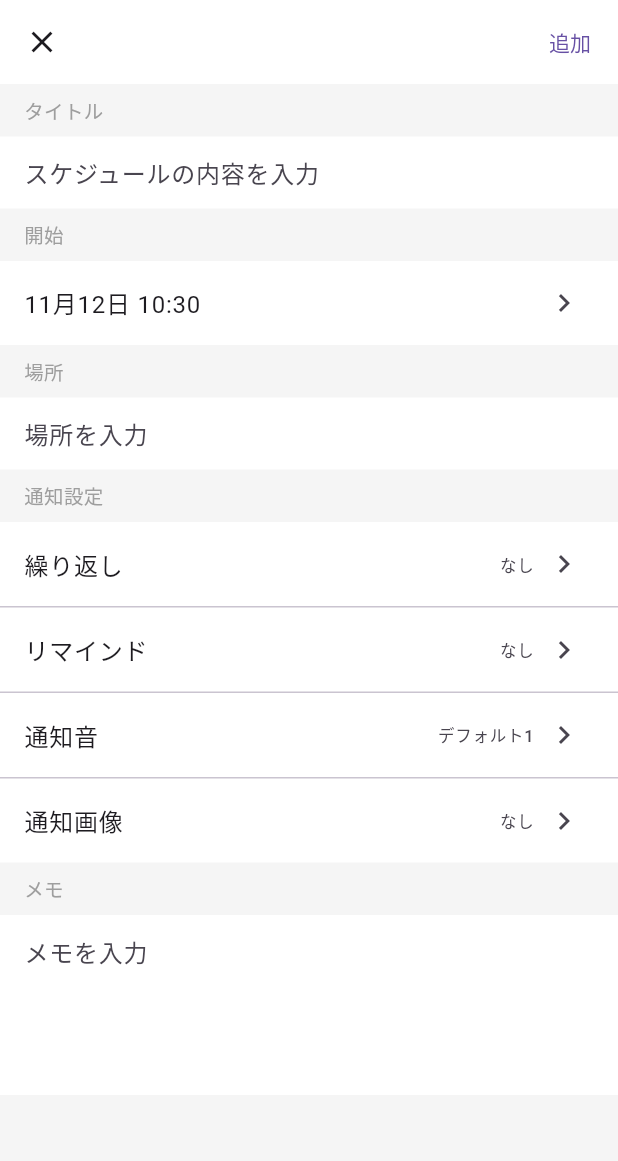
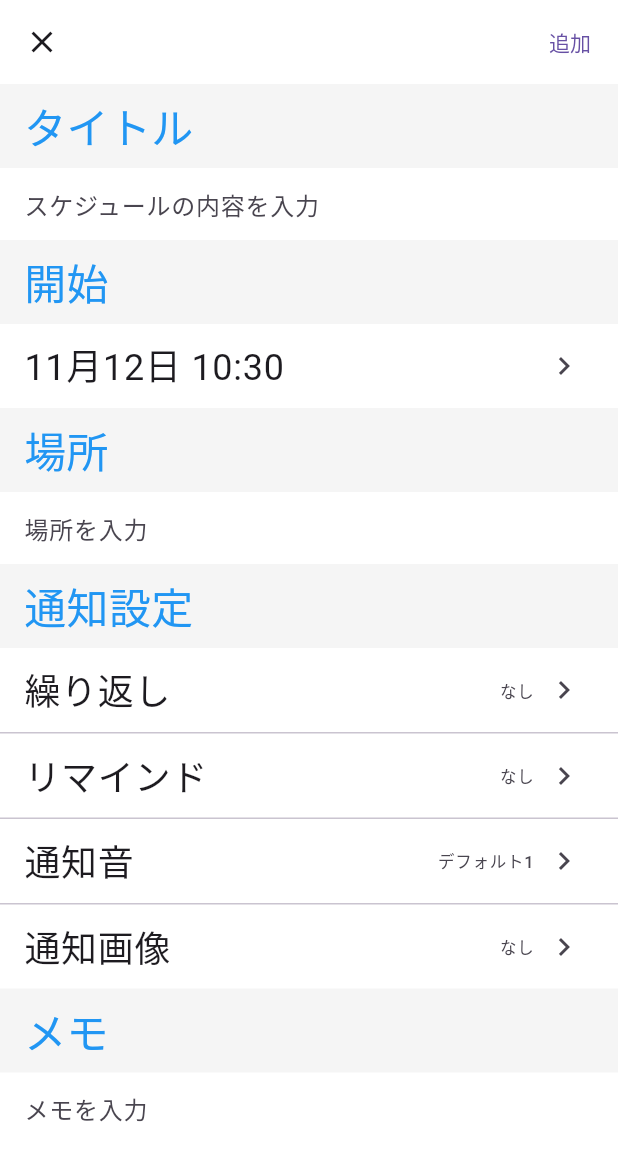
Before and after one commit to kfbasket0609/alarm_project, a Flutter app: the AddAlarm screen opened directly, after a tap on "追加", on a phone screen of 412 x 824 dp. Shown: the top 1161 px of the screen. Run offline on Flutter 3.47's test engine with Material 3 defaults, Android fonts, the phone set to English and light mode, and no system bars; our stand-ins replace another_flushbar, flutter_local_notifications, shared_preferences, timezone; accounts and stored records are empty.

Commit message:
font変更

```diff
--- a/lib/Model/Model.dart
+++ b/lib/Model/Model.dart
@@ -12,6 +12,13 @@ class Model {
   int ? id;
   int ? milliseconds;
 
+  String? title;
+  String? location;
+  String? memo;
+  String? notificationSound;
+  String? notificationImage;
+  List<String>? repeatDays;
+
   // コンストラクタの定義
   // required -> null 不可
   Model({
@@ -20,7 +27,13 @@ class Model {
     required this.check,
     required this.when,
     required this.id,
-    required this.milliseconds
+    required this.milliseconds,
+    required this.title,
+    required this.location,
+    this.memo,
+    this.notificationSound = 'デフォルト1',
+    this.notificationImage = 'なし',
+    this.repeatDays,
   });
 
   // 通常のコンストラクタより複雑な定義ができる
@@ -31,6 +44,14 @@ class Model {
     when: json["when"],
     id:json["id"],
     milliseconds:json["milliseconds"],
+    title: json["title"],
+    location: json["location"],
+    memo: json["memo"],
+    notificationSound: json["notificationSound"] ?? 'デフォルト1',
+    notificationImage: json["notificationImage"] ?? 'なし',
+    repeatDays: json["repeatDays"] != null
+        ? List<String>.from(json["repeatDays"])
+        : null,
   );
 
   Map<String, dynamic> toJson() => {
@@ -40,5 +61,22 @@ class Model {
     "when": when,
     "id":id,
     "milliseconds":milliseconds,
+    "title": title,
+    "location": location,
+    "memo": memo,
+    "notificationSound": notificationSound,
+    "notificationImage": notificationImage,
+    "repeatDays": repeatDays,
   };
+
+  // 繰り返し日の文字列表現を取得するヘルパーメソッド
+  String getRepeatDescription() {
+    if (repeatDays == null || repeatDays!.isEmpty) {
+      return 'なし';
+    }
+    if (repeatDays!.length == 7) {
+      return '毎日';
+    }
+    return '毎週 ${repeatDays!.join('・')}';
+  }
 }
--- a/lib/Screen/Add_Alarm.dart
+++ b/lib/Screen/Add_Alarm.dart
@@ -34,6 +34,7 @@ class _AddAlaramState extends State<AddAlarm> {
     super.initState();
   }
 
+  // ウィジットの定義
   Widget _buildSectionHeader(String title) {
     return Container(
       padding: const EdgeInsets.symmetric(horizontal: 16, vertical: 8),
@@ -41,9 +42,9 @@ class _AddAlaramState extends State<AddAlarm> {
       child: Text(
         title,
         style: const TextStyle(
-          fontSize: 13,
+          fontSize: 28,
           fontWeight: FontWeight.w500,
-          color: Colors.grey,
+          color: Colors.blue,
         ),
       ),
     );
@@ -58,8 +59,19 @@ class _AddAlaramState extends State<AddAlarm> {
   }) {
     return ListTile(
       leading: leading,
-      title: Text(title),
-      subtitle: subtitle != null ? Text(subtitle) : null,
+      title: Text(
+          title,
+          style: const TextStyle(
+          fontSize: 24
+      ),
+      ),
+      subtitle: subtitle != null
+          ? Text(
+        subtitle,
+        style: const TextStyle(
+          fontSize: 20
+        )
+      ) : null,
       trailing: trailing ?? const Icon(Icons.chevron_right),
       onTap: onTap,
     );
@@ -81,12 +93,18 @@ class _AddAlaramState extends State<AddAlarm> {
               int randomNumber = random.nextInt(100);
 
               context.read<alarmprovider>().SetAlaram(
-                  titleController.text,
-                  dateTime!,
-                  true,
-                  name!,
-                  randomNumber,
-                  milliseconds!
+                titleController.text, // label
+                dateTime!,            // dateTime
+                true,                 // check
+                name!,                // repeat
+                randomNumber,         // id
+                milliseconds!,        // milliseconds
+                titleController.text, // title
+                locationController.text, // location
+                memoController.text,  // memo
+                notificationSound!,   // notificationSound
+                notificationImage!,   // notificationImage
+                [],                   // repeatDays
               );
               context.read<alarmprovider>().SetData();
               context.read<alarmprovider>()
--- a/lib/main.dart
+++ b/lib/main.dart
@@ -100,6 +100,7 @@ class _MyAppState extends State<MyApp> {
                 ),
             ),
           ),
+          // アラーム設定部分
           Consumer<alarmprovider>(
               builder: (context, alarm, child) {
             return Container(
@@ -156,6 +157,7 @@ class _MyAppState extends State<MyApp> {
                   }),
             );
               }),
+          // フッター
           Container(
             height: MediaQuery.of(context).size.height * 0.1,
             decoration: const BoxDecoration(
@@ -163,6 +165,7 @@ class _MyAppState extends State<MyApp> {
                     topLeft: Radius.circular(30),
                     topRight: Radius.circular(30)),
                 color: Colors.deepPurpleAccent),
+            // プラスボタン
             child: Center(
                 child: GestureDetector(
                   onTap: () {
```
Also changed, not shown: lib/Provider/Provider.dart (+15 -18 lines).
